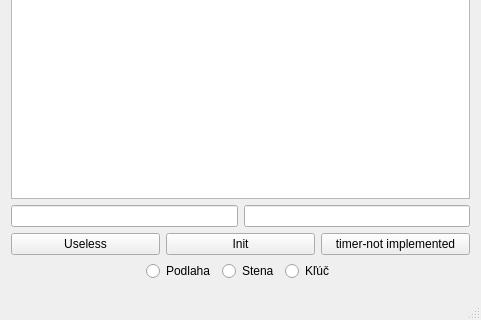
Before: the Qt Designer form tools/MapCreator/mainwindow.ui in olii/ICP, drawn with Qt 5; both pictures show x 0 to 481 and y 214 to 534 of the 481 by 534 pixel window.
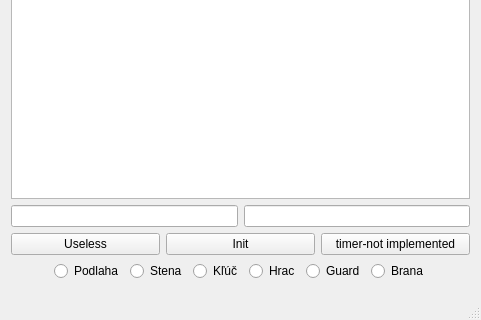
After: the same form once the commit is applied. Custom widgets are drawn as their Qt base class.

Commit message: mapcreator updated, ability to save and load map, class Map added

```diff
--- a/tools/MapCreator/mainwindow.ui
+++ b/tools/MapCreator/mainwindow.ui
@@ -73,7 +73,7 @@
      </layout>
     </item>
     <item row="3" column="0">
-     <layout class="QHBoxLayout" name="horizontalLayout" stretch="0,0,0,0,0">
+     <layout class="QHBoxLayout" name="horizontalLayout" stretch="0,0,0,0,0,0,0,0">
       <property name="sizeConstraint">
        <enum>QLayout::SetMinimumSize</enum>
       </property>
@@ -111,6 +111,27 @@
         </property>
        </widget>
       </item>
+      <item>
+       <widget class="QRadioButton" name="radioButton_2">
+        <property name="text">
+         <string>Hrac</string>
+        </property>
+       </widget>
+      </item>
+      <item>
+       <widget class="QRadioButton" name="radioButton_3">
+        <property name="text">
+         <string>Guard</string>
+        </property>
+       </widget>
+      </item>
+      <item>
+       <widget class="QRadioButton" name="radioButton_4">
+        <property name="text">
+         <string>Brana</string>
+        </property>
+       </widget>
+      </item>
       <item>
        <spacer name="horizontalSpacer_2">
         <property name="orientation">
```
The commit also changes 21 other files.
